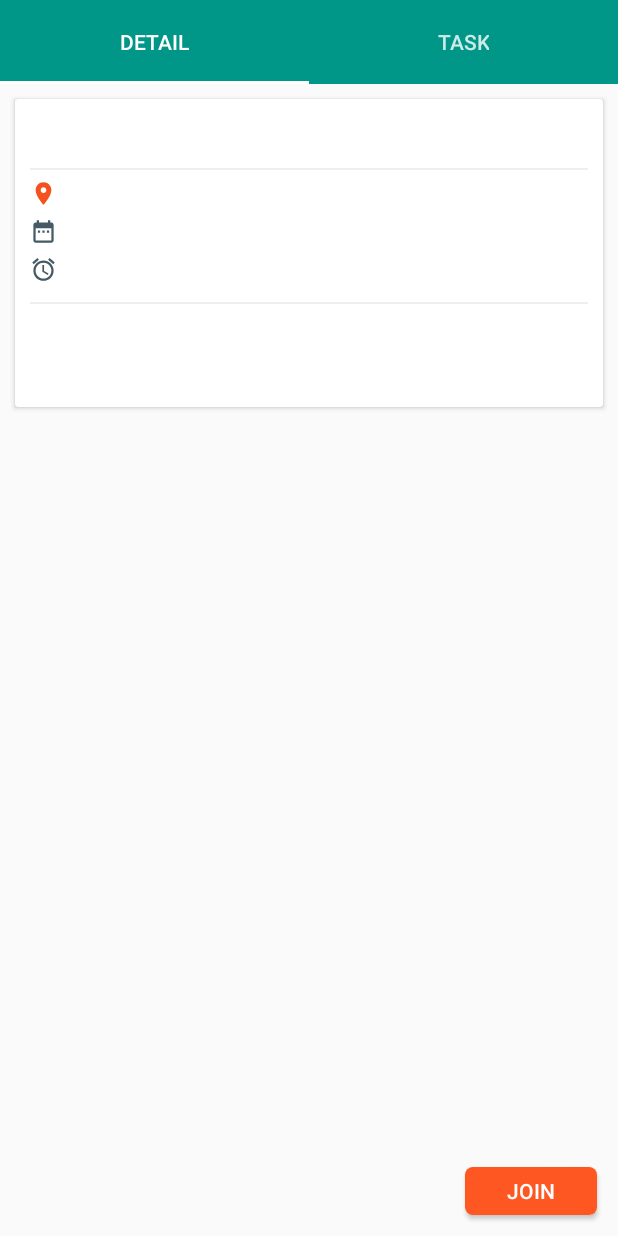
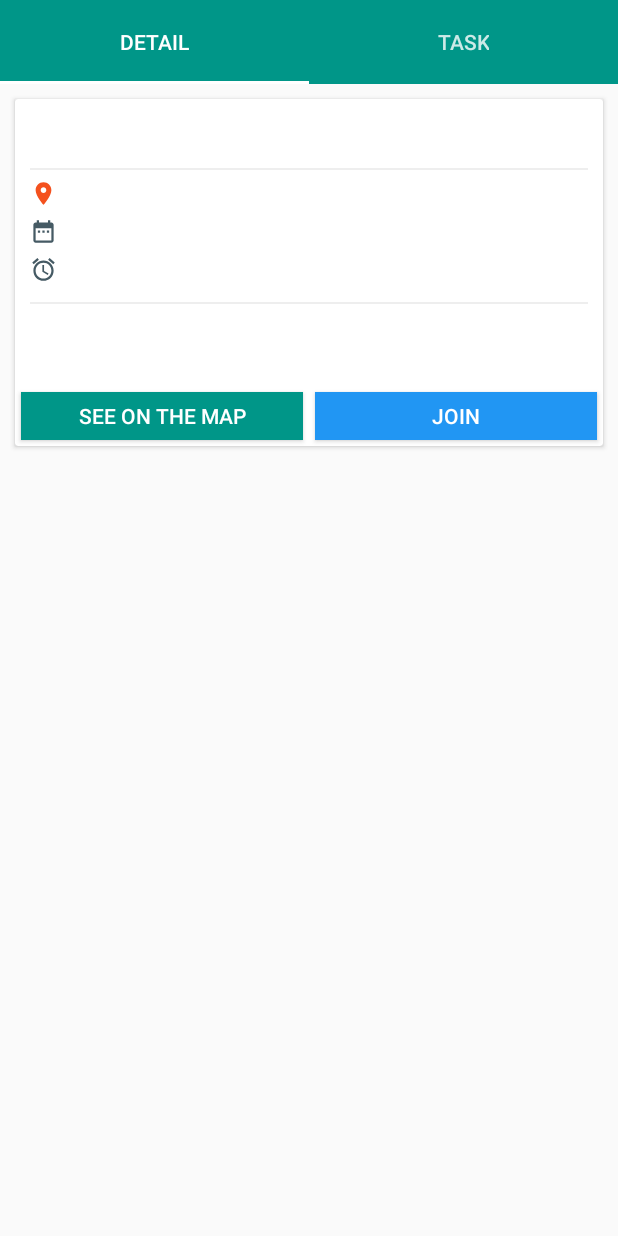
Before and after one commit to exzray/Sukarela, an Android app: the EventDetailFragment screen opened directly, with no data from a screen before it, on a phone screen of 412 x 824 dp. Run offline under Robolectric (Android 15) with nearby library versions, the phone set to English and light mode, and no system bars; our stand-ins replace Firebase (no records; nobody signed in at launch, a user with empty details on screens opened directly); pictures from the network do not load.

Commit message:
new update

```diff
--- a/app/src/main/AndroidManifest.xml
+++ b/app/src/main/AndroidManifest.xml
@@ -33,9 +33,11 @@
         </activity>
         <activity
             android:name=".NotificationActivity"
-            android:exported="true"></activity>
+            android:exported="true" />
 
-        <receiver android:name=".utilities.NotificationReceiver"/>
+        <receiver android:name=".utilities.NotificationReceiver" />
+
+        <activity android:name=".ContactActivity"></activity>
     </application>
 
 </manifest>
--- a/app/src/main/java/com/developer/athirah/sukarela/fragments/EventDetailFragment.java
+++ b/app/src/main/java/com/developer/athirah/sukarela/fragments/EventDetailFragment.java
@@ -2,6 +2,7 @@ package com.developer.athirah.sukarela.fragments;
 
 
 import android.content.Intent;
+import android.net.Uri;
 import android.os.Bundle;
 import android.support.annotation.NonNull;
 import android.support.annotation.Nullable;
@@ -40,7 +41,7 @@ public class EventDetailFragment extends Fragment implements EventListener<Docum
     // declare view
     private ImageView image;
     private TextView title, location, date, time, description;
-    private Button join;
+    private Button join, map;
 
     // firebase
     private FirebaseFirestore firestore = FirebaseFirestore.getInstance();
@@ -70,6 +71,7 @@ public class EventDetailFragment extends Fragment implements EventListener<Docum
         time = view.findViewById(R.id.eventdetail_time);
         description = view.findViewById(R.id.eventdetail_description);
         join = view.findViewById(R.id.eventdetail_join);
+        map = view.findViewById(R.id.eventdetail_map);
 
         // get pass arg contain event uid
         if (getArguments() != null) {
@@ -119,6 +121,17 @@ public class EventDetailFragment extends Fragment implements EventListener<Docum
                             } else {
                                 joinEvent(event.getUid());
                             }
+                        }
+                    });
+
+                    // setup button
+                    map.setOnClickListener(new View.OnClickListener() {
+
+                        @Override
+                        public void onClick(View v) {
+                            String uri = "http://maps.google.com/maps?daddr=" + event.getPoint().getLatitude() + "," + event.getPoint().getLongitude();
+                            Intent intent= new Intent(Intent.ACTION_VIEW, Uri.parse(uri));
+                            startActivity(intent);
                         }
                     });
                 }
--- /dev/null
+++ b/app/src/main/res/drawable/button_join.xml
@@ -0,0 +1,18 @@
+<?xml version="1.0" encoding="utf-8"?>
+<selector xmlns:android="http://schemas.android.com/apk/res/android">
+    <item android:state_enabled="false">
+        <shape android:shape="rectangle">
+            <solid android:color="@color/grey_500"/>
+        </shape>
+    </item>
+    <item android:state_pressed="true">
+        <shape android:shape="rectangle">
+            <solid android:color="@color/blue_700"/>
+        </shape>
+    </item>
+    <item>
+        <shape android:shape="rectangle">
+            <solid android:color="@color/blue_500"/>
+        </shape>
+    </item>
+</selector>
--- a/app/src/main/res/layout/fragment_event_detail.xml
+++ b/app/src/main/res/layout/fragment_event_detail.xml
@@ -10,9 +10,15 @@
         android:layout_height="wrap_content"
         android:layout_margin="10dp">
 
+        <LinearLayout
+            android:layout_width="match_parent"
+            android:layout_height="match_parent"
+            android:orientation="vertical">
+
             <android.support.v4.widget.NestedScrollView
                 android:layout_width="match_parent"
-            android:layout_height="match_parent">
+                android:layout_height="0dp"
+                android:layout_weight="1">
 
                 <LinearLayout
                     android:layout_width="match_parent"
@@ -85,21 +91,38 @@
                             android:id="@+id/eventdetail_description"
                             android:layout_width="match_parent"
                             android:layout_height="wrap_content"
-                        android:layout_marginBottom="34dp"
+                            android:layout_marginBottom="20dp"
                             android:fontFamily="@font/montserrat_regular" />
                     </LinearLayout>
                 </LinearLayout>
             </android.support.v4.widget.NestedScrollView>
-    </android.support.v7.widget.CardView>
+
+            <LinearLayout
+                android:layout_width="match_parent"
+                android:layout_height="wrap_content"
+                android:orientation="horizontal"
+                android:weightSum="2">
+
+                <Button
+                    android:id="@+id/eventdetail_map"
+                    android:layout_width="match_parent"
+                    android:layout_height="32dp"
+                    android:layout_margin="4dp"
+                    android:layout_weight="1"
+                    android:background="@drawable/button_submit"
+                    android:text="@string/text_map"
+                    android:textColor="@color/white" />
 
                 <Button
                     android:id="@+id/eventdetail_join"
-        android:layout_width="wrap_content"
+                    android:layout_width="match_parent"
                     android:layout_height="32dp"
-        android:layout_gravity="bottom|end"
-        android:layout_margin="14dp"
-        android:background="@drawable/circle_button"
+                    android:layout_margin="4dp"
+                    android:layout_weight="1"
+                    android:background="@drawable/button_join"
                     android:text="@string/text_join"
                     android:textColor="@color/white" />
-
+            </LinearLayout>
+        </LinearLayout>
+    </android.support.v7.widget.CardView>
 </android.support.design.widget.CoordinatorLayout>
--- a/app/src/main/res/menu/menu_main_2.xml
+++ b/app/src/main/res/menu/menu_main_2.xml
@@ -12,7 +12,7 @@
         app:showAsAction="never"/>
 
     <item
-        android:id="@+id/menumain_contact"
+        android:id="@+id/menumain_phone"
         android:title="@string/float_contact"
         app:showAsAction="never"/>
 </menu>
--- a/app/src/main/res/values/strings.xml
+++ b/app/src/main/res/values/strings.xml
@@ -31,4 +31,7 @@
     <string name="title_logout">logout</string>
     <string name="text_full">Penuh</string>
     <string name="text_birthdate">Birthday</string>
+    <string name="text_call">Hubungi kami</string>
+    <string name="text_whatsapp">Melalui Whatsapp</string>
+    <string name="text_map">See on the map</string>
 </resources>
```
Also changed, not shown: app/src/main/java/com/developer/athirah/sukarela/ContactActivity.java (added, +57 -0 lines), app/src/main/java/com/developer/athirah/sukarela/MainActivity.java (+7 -0 lines), app/src/main/res/layout/activity_contact.xml (added, +57 -0 lines). Lines whose indentation alone changed are shown as unchanged.
